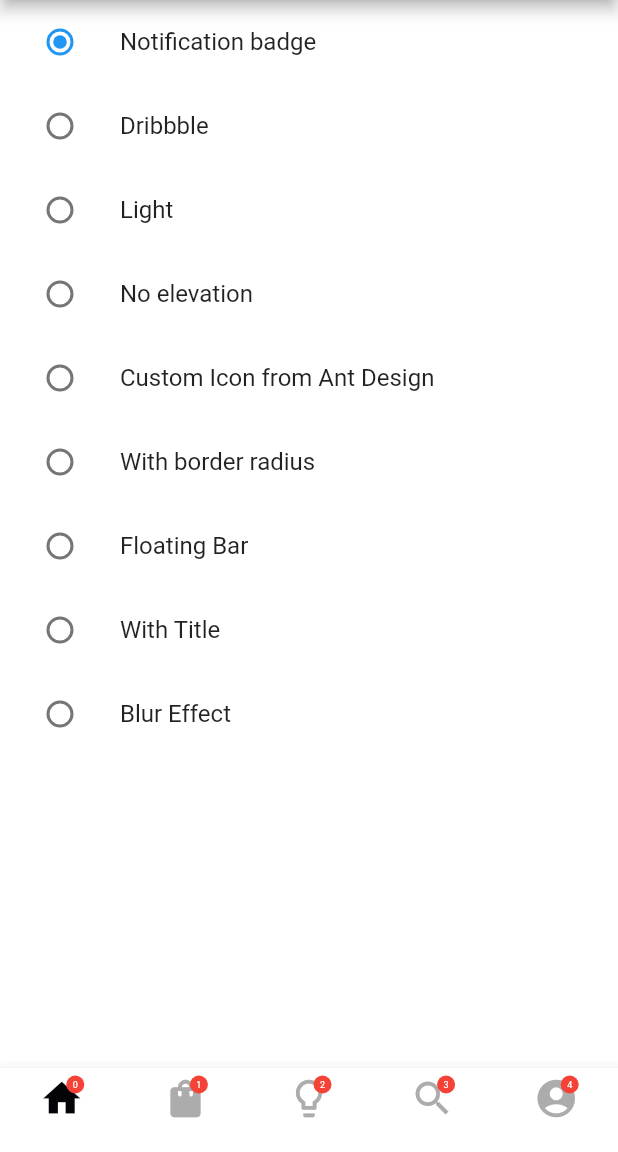
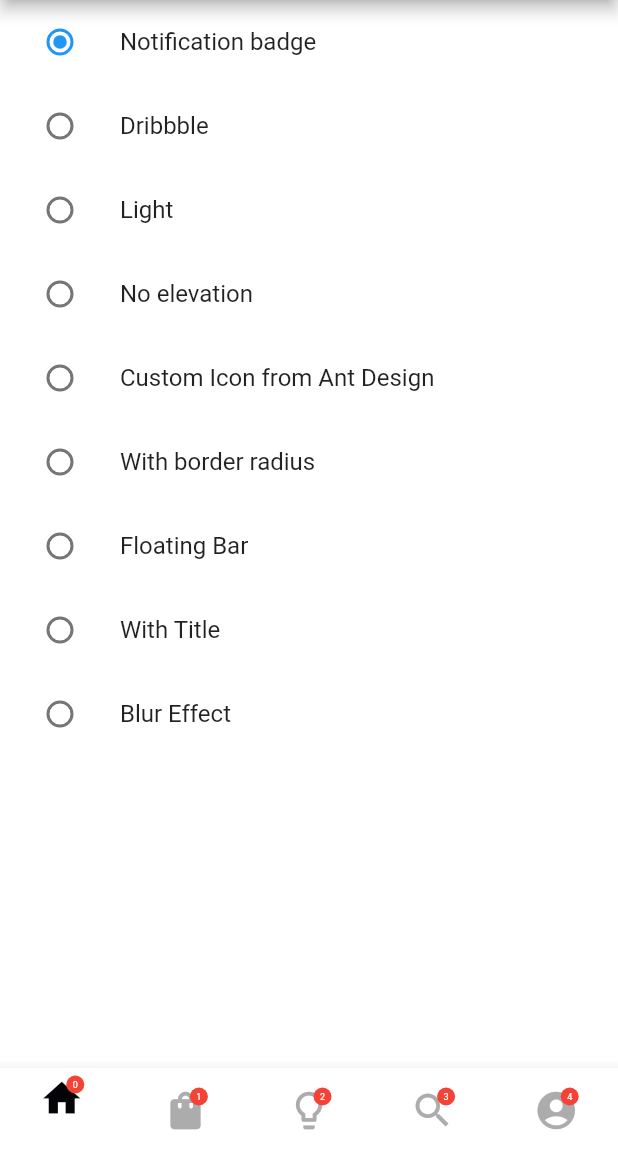
Before and after one commit to rickywen911/custom_bubble_navigation_bar, a Flutter app: the screen it shows after launch, on a phone screen of 412 x 824 dp, the part 84-1236 px from its top. Run offline on Flutter 3.47's test engine with Material 2 defaults, Android fonts, the phone set to English and light mode, and no system bars; our stand-ins replace flutter_icons.

Commit message:
Fixed icon not center aligning when no title given

```diff
--- a/lib/src/custome_navigation_bar.dart
+++ b/lib/src/custome_navigation_bar.dart
@@ -232,7 +232,7 @@ class _CustomNavigationBarState extends State<CustomNavigationBar>
       if (widget.items[index].title == null && widget.isFloating) {
         return Container();
       } else {
-        return widget.items[index].title ?? Text('');
+        return widget.items[index].title ?? Container();
       }
     } else {
       //selected
```
